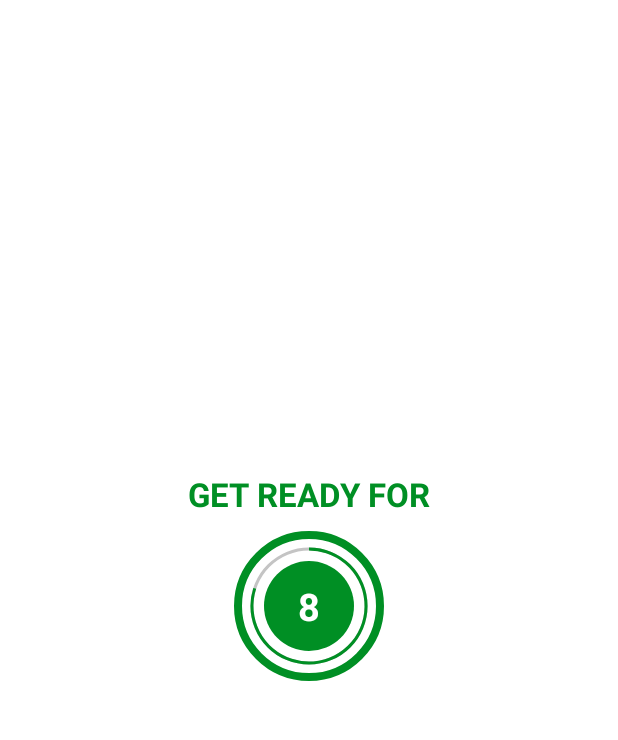
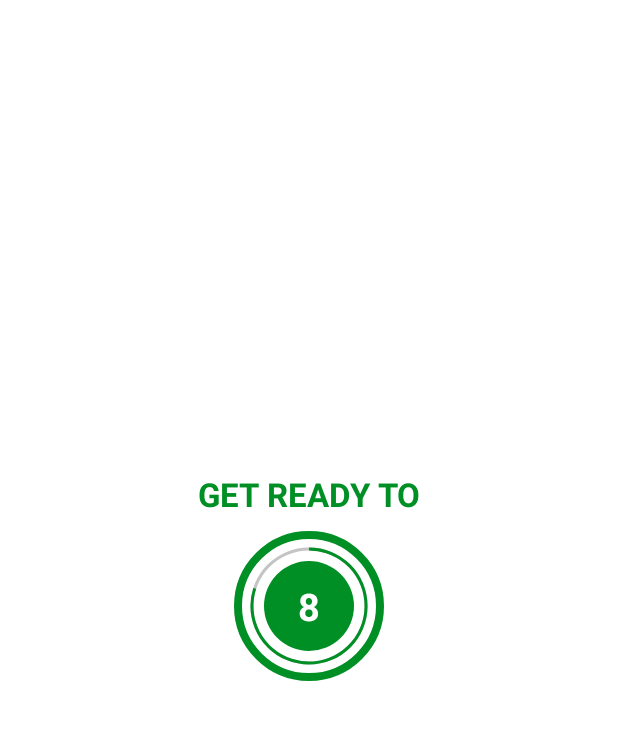
Before and after one commit to zangeronimo/7MinutesWorkout, an Android app: the ExerciseActivity screen opened directly, with no data from a screen before it, on a phone screen of 412 x 824 dp, the part 62-802 px from its top. Run offline under Robolectric (Android 15) with nearby library versions, the phone set to English and light mode, and no system bars.

Commit message:
feat: add exercise list and show de flow

```diff
--- /dev/null
+++ b/app/src/main/java/br/com/tudolinux/a7minutesworkout/Constants.kt
@@ -0,0 +1,93 @@
+package br.com.tudolinux.a7minutesworkout
+
+object Constants {
+    fun defaultExerciseList(): ArrayList<ExerciseModel>{
+        val exerciseList = ArrayList<ExerciseModel>()
+        val jumpingJacks = ExerciseModel(
+            1,
+            "Jumping Jacks",
+            R.drawable.ic_jumping_jacks
+        )
+        exerciseList.add(jumpingJacks)
+
+        val abdominalCrunch = ExerciseModel(
+            1,
+            "Abdominal Crunch",
+            R.drawable.ic_abdominal_crunch
+        )
+        exerciseList.add(abdominalCrunch)
+
+        val highKneesRunning = ExerciseModel(
+            2,
+            "High Knees Running in Place",
+            R.drawable.ic_high_knees_running_in_place
+        )
+        exerciseList.add(highKneesRunning)
+
+        val lunge = ExerciseModel(
+            3,
+            "Lunge",
+            R.drawable.ic_lunge
+        )
+        exerciseList.add(lunge)
+
+        val plank = ExerciseModel(
+            4,
+            "Plank",
+            R.drawable.ic_plank
+        )
+        exerciseList.add(plank)
+
+        val pushUp = ExerciseModel(
+            5,
+            "Push Up",
+            R.drawable.ic_push_up
+        )
+        exerciseList.add(pushUp)
+
+        val pushUpAndRotation = ExerciseModel(
+            6,
+            "Push Up And Rotation",
+            R.drawable.ic_push_up_and_rotation
+        )
+        exerciseList.add(pushUpAndRotation)
+
+        val sidePlank = ExerciseModel(
+            7,
+            "Side Plank",
+            R.drawable.ic_side_plank
+        )
+        exerciseList.add(sidePlank)
+
+        val squat = ExerciseModel(
+            8,
+            "Squat",
+            R.drawable.ic_squat
+        )
+        exerciseList.add(squat)
+
+        val stepUpOntoChair = ExerciseModel(
+            9,
+            "Step Up Onto Chair",
+            R.drawable.ic_step_up_onto_chair
+        )
+        exerciseList.add(stepUpOntoChair)
+
+        val ticepsDipOnChair = ExerciseModel(
+            10,
+            "Triceps Dip on Chair",
+            R.drawable.ic_triceps_dip_on_chair
+        )
+        exerciseList.add(ticepsDipOnChair)
+
+        val wallSit = ExerciseModel(
+            11,
+            "Wall Sit",
+            R.drawable.ic_wall_sit
+        )
+        exerciseList.add(wallSit)
+
+
+        return exerciseList
+    }
+}
--- a/app/src/main/java/br/com/tudolinux/a7minutesworkout/ExerciseActivity.kt
+++ b/app/src/main/java/br/com/tudolinux/a7minutesworkout/ExerciseActivity.kt
@@ -1,5 +1,6 @@
 package br.com.tudolinux.a7minutesworkout
 
+import android.content.Intent
 import androidx.appcompat.app.AppCompatActivity
 import android.os.Bundle
 import android.os.CountDownTimer
@@ -17,6 +18,9 @@ class ExerciseActivity : AppCompatActivity() {
     private var exerciseTimer: CountDownTimer? = null
     private var exerciseProgress = 30
 
+    private var exerciseList : ArrayList<ExerciseModel>? = null
+    private var currentExercisePosition = -1
+
     override fun onCreate(savedInstanceState: Bundle?) {
         super.onCreate(savedInstanceState)
         binding = ActivityExerciseBinding.inflate(layoutInflater)
@@ -27,6 +31,8 @@ class ExerciseActivity : AppCompatActivity() {
         if(supportActionBar != null){
             supportActionBar?.setDisplayHomeAsUpEnabled(true)
         }
+
+        exerciseList = Constants.defaultExerciseList()
 
         binding?.toolbarExercise?.setNavigationOnClickListener{
             onBackPressed()
@@ -44,6 +50,7 @@ class ExerciseActivity : AppCompatActivity() {
             }
 
             override fun onFinish() {
+                currentExercisePosition++
                 setupExerciseView()
             }
         }.start()
@@ -58,12 +65,21 @@ class ExerciseActivity : AppCompatActivity() {
             }
 
             override fun onFinish() {
-                Toast.makeText(this@ExerciseActivity,"timer finished", Toast.LENGTH_SHORT).show()
+                if(currentExercisePosition < exerciseList?.size!! - 1) {
+                    setupRestView()
+                } else {
+                    onBackPressed()
+                }
             }
         }.start()
     }
 
     private fun setupRestView(){
+        binding?.flProgressBar?.visibility = View.VISIBLE
+        binding?.tvTitle?.text = "GET READY TO"
+        binding?.ivExercise?.visibility = View.INVISIBLE
+        binding?.flExerciseView?.visibility = View.GONE
+
         if(restTimer != null){
             restTimer?.cancel()
             restProgress = 10
@@ -74,7 +90,9 @@ class ExerciseActivity : AppCompatActivity() {
 
     private fun setupExerciseView(){
         binding?.flProgressBar?.visibility = View.GONE
-        binding?.tvTitle?.text = "EXERCISE NAME"
+        binding?.tvTitle?.text = exerciseList!![currentExercisePosition].getName()
+        binding?.ivExercise?.setImageResource(exerciseList!![currentExercisePosition].getImage())
+        binding?.ivExercise?.visibility = View.VISIBLE
         binding?.flExerciseView?.visibility = View.VISIBLE
 
         if(exerciseTimer != null){
@@ -98,6 +116,7 @@ class ExerciseActivity : AppCompatActivity() {
             exerciseProgress = 30
         }
 
+        currentExercisePosition = -1
         binding = null
     }
 }
--- /dev/null
+++ b/app/src/main/java/br/com/tudolinux/a7minutesworkout/ExerciseModel.kt
@@ -0,0 +1,44 @@
+package br.com.tudolinux.a7minutesworkout
+
+class ExerciseModel(
+    private var id: Int,
+    private var name: String,
+    private var image: Int,
+    private var isCompleted: Boolean = false,
+    private var isSelected: Boolean = false
+) {
+    fun getId() : Int{
+        return this.id
+    }
+    fun setId(id: Int){
+        this.id = id
+    }
+
+    fun getName() : String {
+        return this.name
+    }
+    fun setName(name: String){
+        this.name = name
+    }
+
+    fun getImage() : Int{
+        return this.image
+    }
+    fun setImage(image: Int){
+        this.image = image
+    }
+
+    fun getIsCompleted() : Boolean {
+        return this.isCompleted
+    }
+    fun setIsCompleted(isCompleted: Boolean){
+        this.isCompleted = isCompleted
+    }
+
+    fun getIsSelected() : Boolean{
+        return this.isSelected
+    }
+    fun setIsSelected(isSelected: Boolean){
+        this.isSelected = isSelected
+    }
+}
--- a/app/src/main/res/layout/activity_exercise.xml
+++ b/app/src/main/res/layout/activity_exercise.xml
@@ -17,6 +17,19 @@
         app:layout_constraintEnd_toEndOf="parent"
         app:layout_constraintStart_toStartOf="parent" />
 
+    <ImageView
+        android:id="@+id/ivExercise"
+        android:layout_width="match_parent"
+        android:layout_height="0dp"
+        android:scaleType="fitXY"
+        android:src="@drawable/ic_jumping_jacks"
+        android:visibility="invisible"
+        app:layout_constraintEnd_toEndOf="parent"
+        app:layout_constraintStart_toStartOf="parent"
+        app:layout_constraintTop_toBottomOf="@+id/toolbarExercise"
+        app:layout_constraintBottom_toTopOf="@+id/tvTitle"
+        tools:visibility="visible" />
+
     <TextView
         android:id="@+id/tvTitle"
         android:layout_width="wrap_content"
@@ -27,7 +40,8 @@
         android:textStyle="bold"
         app:layout_constraintBottom_toTopOf="@+id/llProgressBar"
         app:layout_constraintEnd_toEndOf="parent"
-        app:layout_constraintStart_toStartOf="parent" />
+        app:layout_constraintStart_toStartOf="parent"
+        app:layout_constraintTop_toBottomOf="@+id/ivExercise" />
 
     <LinearLayout
         android:id="@+id/llProgressBar"
```
Also changed, not shown: app/src/main/res/drawable/ic_abdominal_crunch.png (added), app/src/main/res/drawable/ic_high_knees_running_in_place.png (added), app/src/main/res/drawable/ic_jumping_jacks.png (added), app/src/main/res/drawable/ic_lunge.png (added), app/src/main/res/drawable/ic_plank.png (added), app/src/main/res/drawable/ic_push_up.png (added), app/src/main/res/drawable/ic_push_up_and_rotation.png (added), app/src/main/res/drawable/ic_side_plank.png (added), app/src/main/res/drawable/ic_squat.png (added), app/src/main/res/drawable/ic_step_up_onto_chair.png (added), app/src/main/res/drawable/ic_triceps_dip_on_chair.png (added), app/src/main/res/drawable/ic_wall_sit.png (added).
